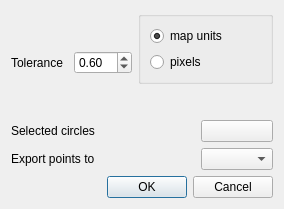
Qt form ui_settings.ui (3nids/intersectit) before a commit.
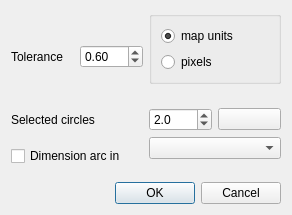
The same form after that commit.

Commit message: completed settings UI, styled rubberband

```diff
--- a/ui_settings.ui
+++ b/ui_settings.ui
@@ -6,8 +6,8 @@
    <rect>
     <x>0</x>
     <y>0</y>
-    <width>284</width>
-    <height>209</height>
+    <width>292</width>
+    <height>215</height>
    </rect>
   </property>
   <property name="windowTitle">
@@ -21,13 +21,6 @@
      </property>
     </widget>
    </item>
-   <item row="0" column="1" rowspan="2">
-    <widget class="QDoubleSpinBox" name="tolerance">
-     <property name="value">
-      <double>0.600000000000000</double>
-     </property>
-    </widget>
-   </item>
    <item row="2" column="0" colspan="2">
     <widget class="QLabel" name="label_2">
      <property name="text">
@@ -36,23 +29,16 @@
     </widget>
    </item>
    <item row="2" column="3">
-    <widget class="QPushButton" name="rubberStyle">
+    <widget class="QPushButton" name="rubberColor">
+     <property name="toolTip">
+      <string extracomment="Color of the selected distance circles used for triangulation."/>
+     </property>
      <property name="text">
       <string/>
      </property>
     </widget>
    </item>
-   <item row="3" column="0" colspan="2">
-    <widget class="QLabel" name="label_3">
-     <property name="text">
-      <string>Export points to</string>
-     </property>
-    </widget>
-   </item>
-   <item row="3" column="3">
-    <widget class="QComboBox" name="layerList"/>
-   </item>
-   <item row="4" column="0" colspan="4">
+   <item row="5" column="0" colspan="4">
     <widget class="QDialogButtonBox" name="buttonBox">
      <property name="orientation">
       <enum>Qt::Horizontal</enum>
@@ -88,6 +74,42 @@
      </layout>
     </widget>
    </item>
+   <item row="3" column="0" rowspan="2" colspan="2">
+    <widget class="QCheckBox" name="createArc">
+     <property name="text">
+      <string>Dimension arc in</string>
+     </property>
+    </widget>
+   </item>
+   <item row="3" column="2" colspan="2">
+    <widget class="QComboBox" name="layerList"/>
+   </item>
+   <item row="2" column="2">
+    <widget class="QDoubleSpinBox" name="rubberWidth">
+     <property name="toolTip">
+      <string extracomment="Width of the selected distance circles used for triangulation."/>
+     </property>
+     <property name="decimals">
+      <number>1</number>
+     </property>
+     <property name="singleStep">
+      <double>1.000000000000000</double>
+     </property>
+     <property name="value">
+      <double>2.000000000000000</double>
+     </property>
+    </widget>
+   </item>
+   <item row="0" column="1" rowspan="2">
+    <widget class="QDoubleSpinBox" name="tolerance">
+     <property name="singleStep">
+      <double>0.100000000000000</double>
+     </property>
+     <property name="value">
+      <double>0.600000000000000</double>
+     </property>
+    </widget>
+   </item>
   </layout>
  </widget>
  <resources/>
```
The commit also changes 3 other files.
